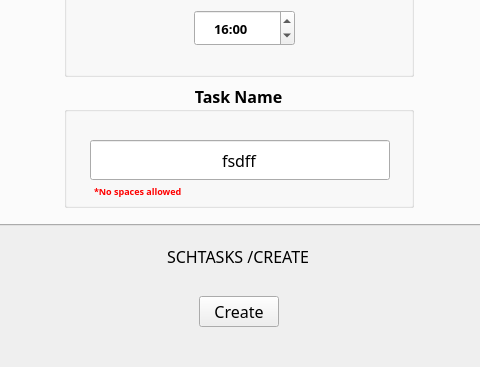
First picture: the form in FrontEnd/UserInterface.ui, repository ben-wsh10/TaskScheduler-SoftwareReboot, before the edit; both pictures show x 161 to 641 and y 233 to 600 of the 800 by 600 pixel window.
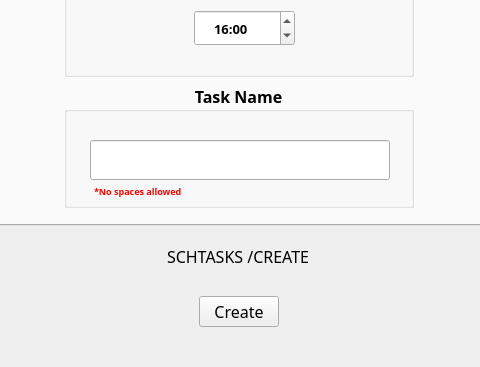
Second picture: the form after the edit.

Diff of the .ui file:
```diff
--- a/FrontEnd/UserInterface.ui
+++ b/FrontEnd/UserInterface.ui
@@ -486,7 +486,7 @@
 }</string>
                      </property>
                      <property name="text">
-                      <string>fsdff</string>
+                      <string/>
                      </property>
                      <property name="alignment">
                       <set>Qt::AlignCenter</set>
```
